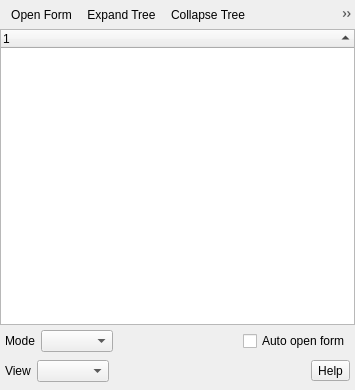
Old version of the form src/ui/qgsidentifyresultsbase.ui in the repository carsmie/QGIS.
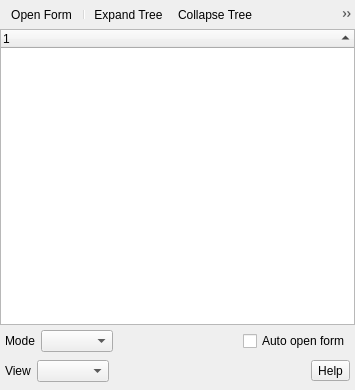
New version of the form. Icons and pictures are not drawn. Custom widgets are drawn as their Qt base class.

Commit message: Add some separators to identify results toolbar

```diff
--- a/src/ui/qgsidentifyresultsbase.ui
+++ b/src/ui/qgsidentifyresultsbase.ui
@@ -63,10 +63,13 @@
           <bool>false</bool>
          </property>
          <addaction name="mOpenFormAction"/>
+         <addaction name="separator"/>
          <addaction name="mExpandAction"/>
          <addaction name="mCollapseAction"/>
          <addaction name="mExpandNewAction"/>
+         <addaction name="separator"/>
          <addaction name="mClearResultsAction"/>
+         <addaction name="separator"/>
          <addaction name="mActionCopy"/>
          <addaction name="mActionPrint"/>
         </widget>
```
